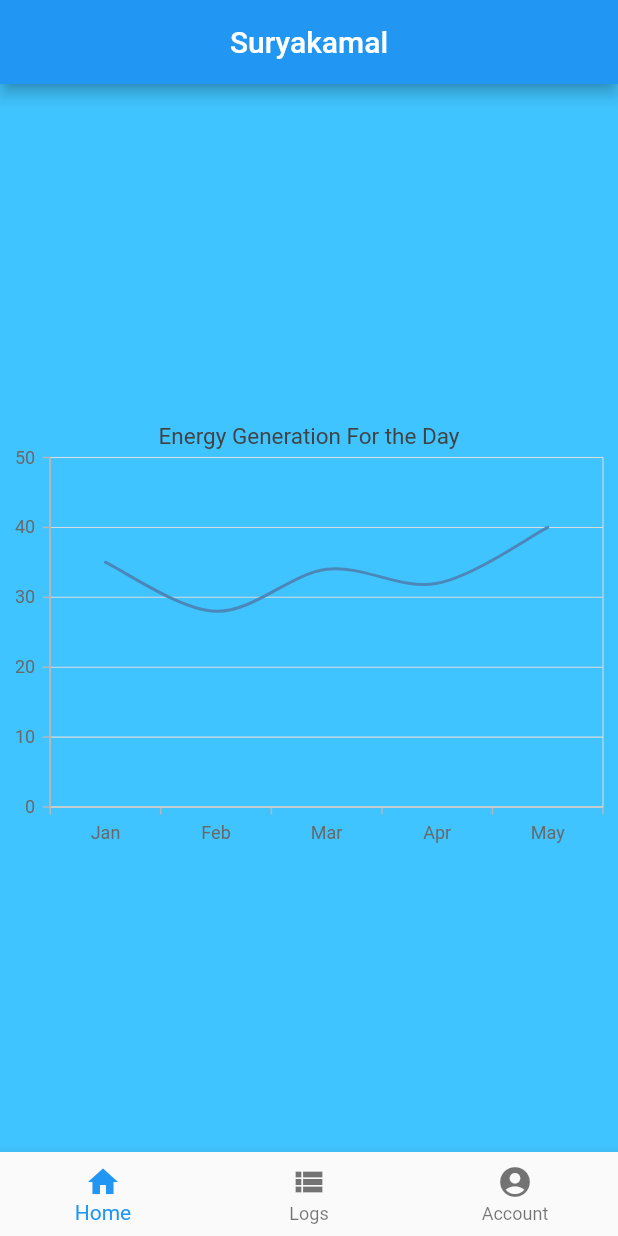
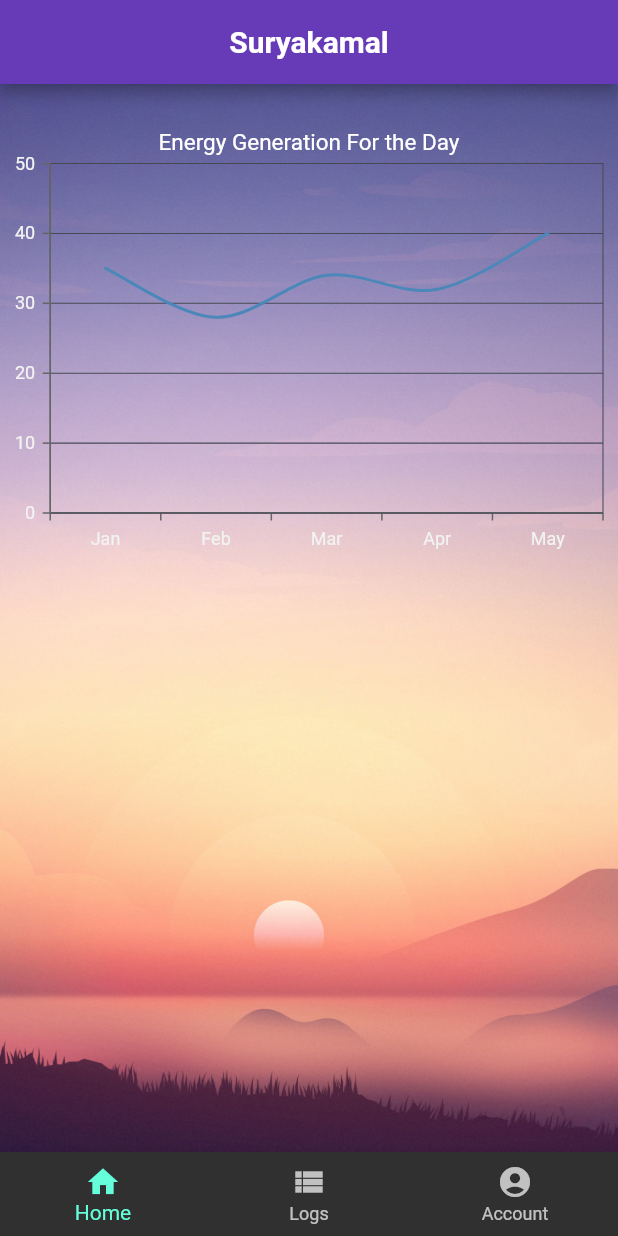
Before and after one commit to rahilkeni/Suryakamal_App, a Flutter app: the screen it shows after launch, on a phone screen of 412 x 824 dp. Run offline on Flutter 3.47's test engine with Material 2 defaults, Android fonts, the phone set to English and light mode, and no system bars; our stand-ins replace cloud_firestore, firebase_core, flutter_spinkit, modal_progress_hud_nsn, page_transition, shared_preferences and 1 more; accounts and stored records are empty.

Commit message:
Init new branch, added files with modified UI.

```diff
--- a/lib/main.dart
+++ b/lib/main.dart
@@ -1,9 +1,10 @@
 import 'package:flutter/material.dart';
 import 'dart:async';
+import 'package:syncfusion_flutter_charts/charts.dart';
 //Importing Screens
 import 'package:suryakamal/screens/LoadingScreen.dart';
 import 'package:suryakamal/screens/Registration_Screen.dart';
-//import 'package:suryakamal/screens/MainScreen.dart';
+import 'package:suryakamal/screens/MainScreen.dart';
 
 void main() => runApp(const MainApp());
 
@@ -13,7 +14,6 @@ class MainApp extends StatelessWidget {
   Widget build(BuildContext context) {
     return MaterialApp(
       theme: ThemeData.dark(),
-//      home: const LoadingScreen(),
       home: MyCustomSplashScreen(),
       routes: {
         RegistrationScreen.id: (context) => const RegistrationScreen(),
@@ -34,8 +34,8 @@ class _MyCustomSplashScreenState extends State<MyCustomSplashScreen>
   double _textOpacity = 0.0;
   double _containerOpacity = 0.0;
 
-  AnimationController? _controller;
-  Animation<double>? animation1;
+  late AnimationController _controller;
+  late Animation<double> animation1;
 
   @override
   void initState() {
@@ -45,14 +45,14 @@ class _MyCustomSplashScreenState extends State<MyCustomSplashScreen>
         AnimationController(vsync: this, duration: Duration(seconds: 3));
 
     animation1 = Tween<double>(begin: 40, end: 20).animate(CurvedAnimation(
-        parent: _controller!, curve: Curves.fastLinearToSlowEaseIn))
+        parent: _controller, curve: Curves.fastLinearToSlowEaseIn))
       ..addListener(() {
         setState(() {
           _textOpacity = 1.0;
         });
       });
 
-    _controller?.forward();
+    _controller.forward();
 
     Timer(Duration(seconds: 2), () {
       setState(() {
@@ -69,14 +69,14 @@ class _MyCustomSplashScreenState extends State<MyCustomSplashScreen>
 
     Timer(Duration(seconds: 4), () {
       setState(() {
-        Navigator.pushReplacement(context, PageTransition(LoadingScreen()));
+        Navigator.pushReplacement(context, PageTransition(SecondPage()));
       });
     });
   }
 
   @override
   void dispose() {
-    _controller?.dispose();
+    _controller.dispose();
     super.dispose();
   }
 
@@ -86,29 +86,38 @@ class _MyCustomSplashScreenState extends State<MyCustomSplashScreen>
     double _height = MediaQuery.of(context).size.height;
 
     return Scaffold(
-      backgroundColor: Colors.deepPurple,
-      body: Stack(
+      body: Container(
+        decoration: const BoxDecoration(
+          image: DecorationImage(
+            image: AssetImage("images/logo.jpg"),
+            opacity: 0.5,
+            fit: BoxFit.cover,
+          ),
+        ),
+        child: Stack(
           children: [
             Column(
               children: [
                 AnimatedContainer(
                     duration: Duration(milliseconds: 2000),
                     curve: Curves.fastLinearToSlowEaseIn,
-                  height: _height / _fontSize),
+                    height: _height / _fontSize
+                ),
                 AnimatedOpacity(
                   duration: Duration(milliseconds: 1000),
                   opacity: _textOpacity,
                   child: Text(
-                  'SuryaKamal',
+                    'Suryakamal',
                     style: TextStyle(
                       color: Colors.white,
                       fontWeight: FontWeight.bold,
-                    fontSize: animation1?.value,
+                      fontSize: animation1.value,
                     ),
                   ),
                 ),
               ],
             ),
+
             Center(
               child: AnimatedOpacity(
                 duration: Duration(milliseconds: 2000),
@@ -124,12 +133,12 @@ class _MyCustomSplashScreenState extends State<MyCustomSplashScreen>
                     color: Colors.white,
                     borderRadius: BorderRadius.circular(30),
                   ),
-                // child: Image.asset('assets/images/file_name.png')
-                child: Image.asset('images/logo.png'),
+                  child: Image.asset('images/logo-3.png'),
                 ),
               ),
             ),
           ],
+        ),
       ),
     );
   }
@@ -158,3 +167,85 @@ class PageTransition extends PageRouteBuilder {
     },
   );
 }
+
+class _SalesData {
+  _SalesData(this.year, this.sales);
+  final String year;
+  final double sales;
+}
+
+class SecondPage extends StatelessWidget {
+  @override
+  List<_SalesData> data = [
+    _SalesData('Jan', 35),
+    _SalesData('Feb', 28),
+    _SalesData('Mar', 34),
+    _SalesData('Apr', 32),
+    _SalesData('May', 40)
+  ];
+
+  Widget build(BuildContext context) {
+    return Scaffold(
+      backgroundColor: Colors.white,
+      appBar: AppBar(
+        brightness: Brightness.dark,
+        backgroundColor: Colors.deepPurple,
+        centerTitle: true,
+        title: const Text(
+          'Suryakamal',
+          style: TextStyle(
+            color: Colors.white,
+            fontWeight: FontWeight.bold,
+            fontSize: 20,
+          ),
+        ),
+      ),
+      body: Container(
+        decoration: const BoxDecoration(
+          image: DecorationImage(
+              image: AssetImage("images/logo.jpg"),
+              fit: BoxFit.cover),
+        ),
+        child: Column(
+          crossAxisAlignment: CrossAxisAlignment.stretch,
+          children: <Widget>[
+            SizedBox(height: 20.0),
+            SfCartesianChart(
+              primaryXAxis: CategoryAxis(
+                majorGridLines: const MajorGridLines(width: 0),
+              ),
+              title: ChartTitle(text: 'Energy Generation For the Day'),
+              //enable legend
+              legend: Legend(isVisible: false),
+              //enable tooltip
+              tooltipBehavior: TooltipBehavior(enable: true),
+              series: <ChartSeries<_SalesData, String>>[
+                SplineSeries(
+                  dataSource: data,
+                  xValueMapper: (_SalesData sales, _) => sales.year,
+                  yValueMapper: (_SalesData sales, _) => sales.sales,
+                ),
+              ],
+            ),
+          ],
+        ),
+      ),
+      bottomNavigationBar: BottomNavigationBar(
+        items: const <BottomNavigationBarItem>[
+          BottomNavigationBarItem(
+            icon: Icon(Icons.home),
+            label: "Home",
+          ),
+          BottomNavigationBarItem(
+            icon: Icon(Icons.view_list),
+            label: "Logs",
+          ),
+          BottomNavigationBarItem(
+            icon: Icon(Icons.account_circle),
+            label: "Account",
+          ),
+        ],
+      ),
+    );
+  }
+}
--- a/lib/screens/LoadingScreen.dart
+++ b/lib/screens/LoadingScreen.dart
@@ -65,7 +65,7 @@ class _LoadingScreenState extends State<LoadingScreen> {
       body: Container(
         decoration: const BoxDecoration(
           image: DecorationImage(
-            image: AssetImage("images/logo.png"),
+            image: AssetImage("images/logo.jpg"),
             opacity: 0.2,
             fit: BoxFit.cover,
           ),
```
Also changed, not shown: images/logo-3.png (added), images/logo.jpg (added), images/logo.png (deleted), pubspec.lock. Lines whose indentation alone changed are shown as unchanged.
